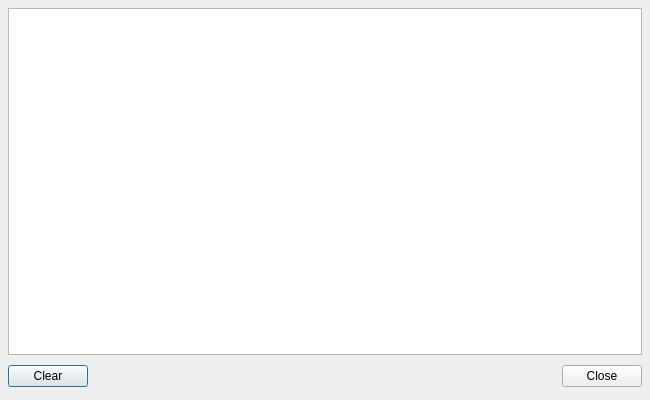
Before: the Qt Designer form Qt/Python/pqPythonDialog.ui in wildmichael/ParaView3-enhancements-old, drawn with Qt 5.
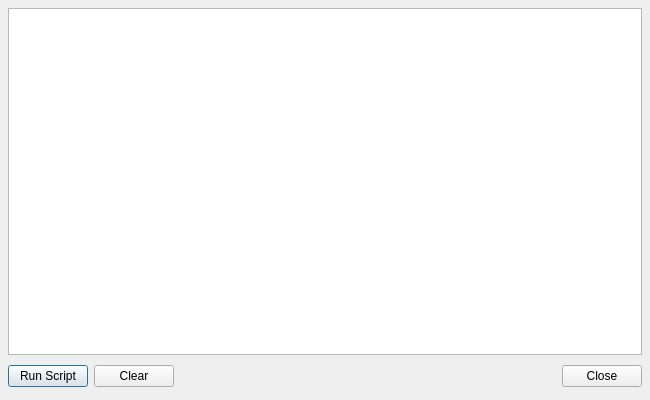
After: the same form once the commit is applied. Custom widgets are drawn as their Qt base class.

Commit message: ENH: Added a "Run Script" option to the Python shell dialog, which runs an external Python script

The edit to the form file:
```diff
--- a/Qt/Python/pqPythonDialog.ui
+++ b/Qt/Python/pqPythonDialog.ui
@@ -41,6 +41,13 @@
      <property name="spacing" >
       <number>6</number>
      </property>
+     <item>
+      <widget class="QPushButton" name="runScript" >
+       <property name="text" >
+        <string>Run Script</string>
+       </property>
+      </widget>
+     </item>
      <item>
       <widget class="QPushButton" name="clear" >
        <property name="text" >
```
Left out of the diff: 6 changed lines with no effect on the pictures. The commit also changes 4 other files.
